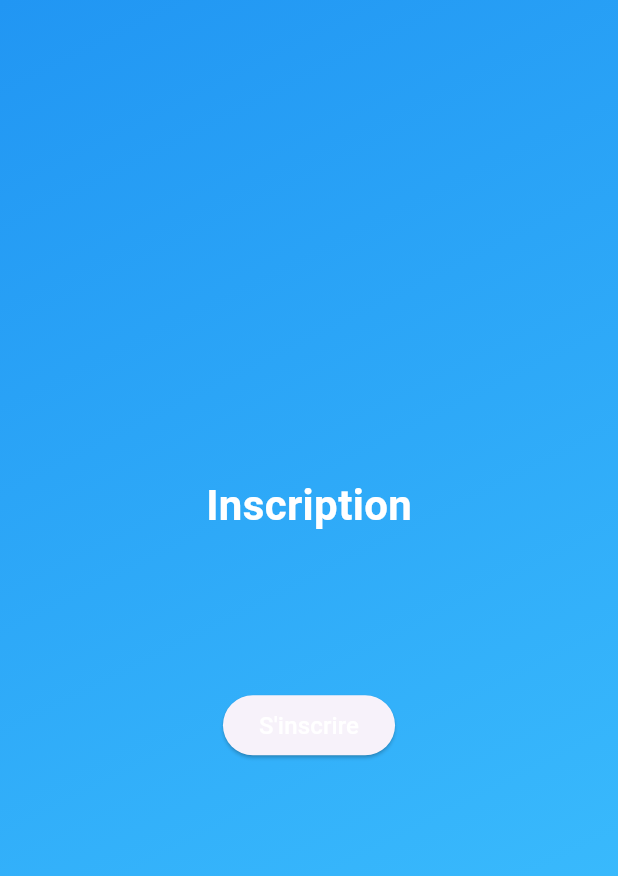
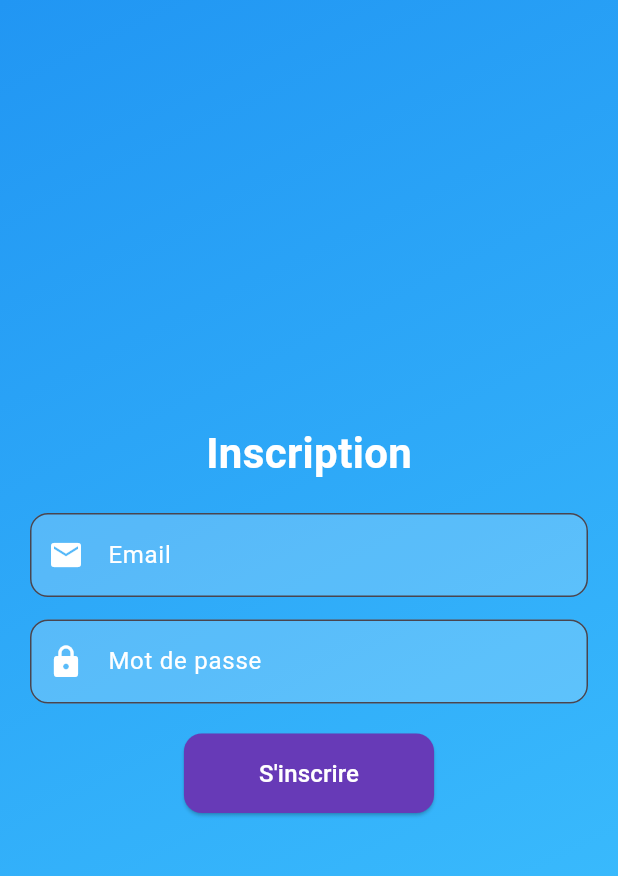
Before and after one commit to Nemesis1EMPIRE/traffic, a Flutter app: the SignUpPage screen opened directly, on a phone screen of 412 x 824 dp. Shown: the top 876 px of the screen. Run offline on Flutter 3.47's test engine with Material 3 defaults, Android fonts, the phone set to English and light mode, and no system bars; our stand-ins replace supabase_flutter; accounts and stored records are empty.

Commit message:
Update main.dart

```diff
--- a/lib/main.dart
+++ b/lib/main.dart
@@ -267,6 +267,27 @@ class _SignUpPageState extends State<SignUpPage> {
       ),
     );
   }
+    InputDecoration _inputDecoration(String label, IconData icon) {
+    return InputDecoration(
+      labelText: label,
+      labelStyle: TextStyle(color: Colors.white),
+      prefixIcon: Icon(icon, color: Colors.white),
+      filled: true,
+      fillColor: Colors.white.withOpacity(0.2),
+      border: OutlineInputBorder(borderRadius: BorderRadius.circular(12)),
+    );
+  }
+
+  ButtonStyle _buttonStyle() {
+    return ElevatedButton.styleFrom(
+      backgroundColor: Colors.deepPurple,
+      padding: EdgeInsets.symmetric(horizontal: 50, vertical: 15),
+      shape: RoundedRectangleBorder(
+        borderRadius: BorderRadius.circular(12),
+      ),
+    );
+  }
+}
 }
 class HomePage extends StatelessWidget {
   @override
```
